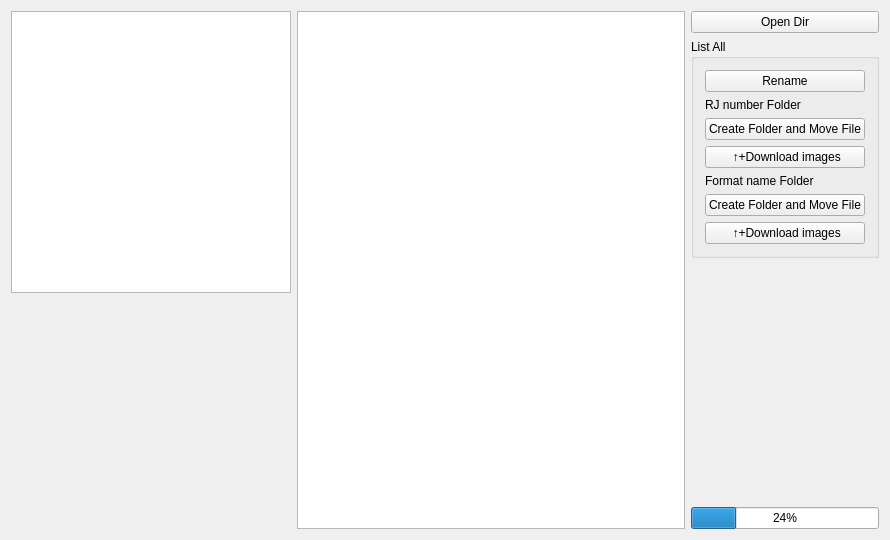
Before: the Qt Designer form mainwindow.ui in Mowei/rjrename, drawn with Qt 5.
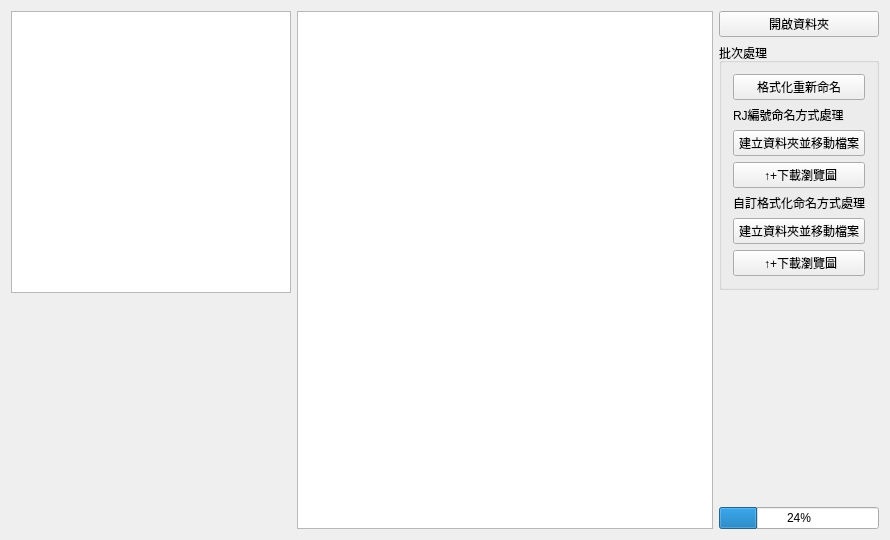
After: the same form once the commit is applied.

What changed in the file:
```diff
--- a/mainwindow.ui
+++ b/mainwindow.ui
@@ -99,62 +99,62 @@
       <item>
        <widget class="QPushButton" name="butOD">
         <property name="text">
-         <string>Open Dir</string>
+         <string>開啟資料夾</string>
         </property>
        </widget>
       </item>
       <item>
        <widget class="QGroupBox" name="groupBox">
         <property name="title">
-         <string>List All</string>
+         <string>批次處理</string>
         </property>
         <layout class="QVBoxLayout" name="verticalLayout_3">
          <item>
           <widget class="QPushButton" name="butRename">
            <property name="text">
-            <string>Rename</string>
+            <string>格式化重新命名</string>
            </property>
           </widget>
          </item>
          <item>
           <widget class="QLabel" name="label_3">
            <property name="text">
-            <string>RJ number Folder</string>
+            <string>RJ編號命名方式處理</string>
            </property>
           </widget>
          </item>
          <item>
           <widget class="QPushButton" name="butCFMF">
            <property name="text">
-            <string>Create Folder and Move File</string>
+            <string>建立資料夾並移動檔案</string>
            </property>
           </widget>
          </item>
          <item>
           <widget class="QPushButton" name="butCFMFDL">
            <property name="text">
-            <string> ↑+Download images</string>
+            <string> ↑+下載瀏覽圖</string>
            </property>
           </widget>
          </item>
          <item>
           <widget class="QLabel" name="label_4">
            <property name="text">
-            <string>Format name Folder</string>
+            <string>自訂格式化命名方式處理</string>
            </property>
           </widget>
          </item>
          <item>
           <widget class="QPushButton" name="butCFMF_FN">
            <property name="text">
-            <string>Create Folder and Move File</string>
+            <string>建立資料夾並移動檔案</string>
            </property>
           </widget>
          </item>
          <item>
           <widget class="QPushButton" name="butCFMFDL_FN">
            <property name="text">
-            <string> ↑+Download images</string>
+            <string> ↑+下載瀏覽圖</string>
            </property>
           </widget>
          </item>
```
